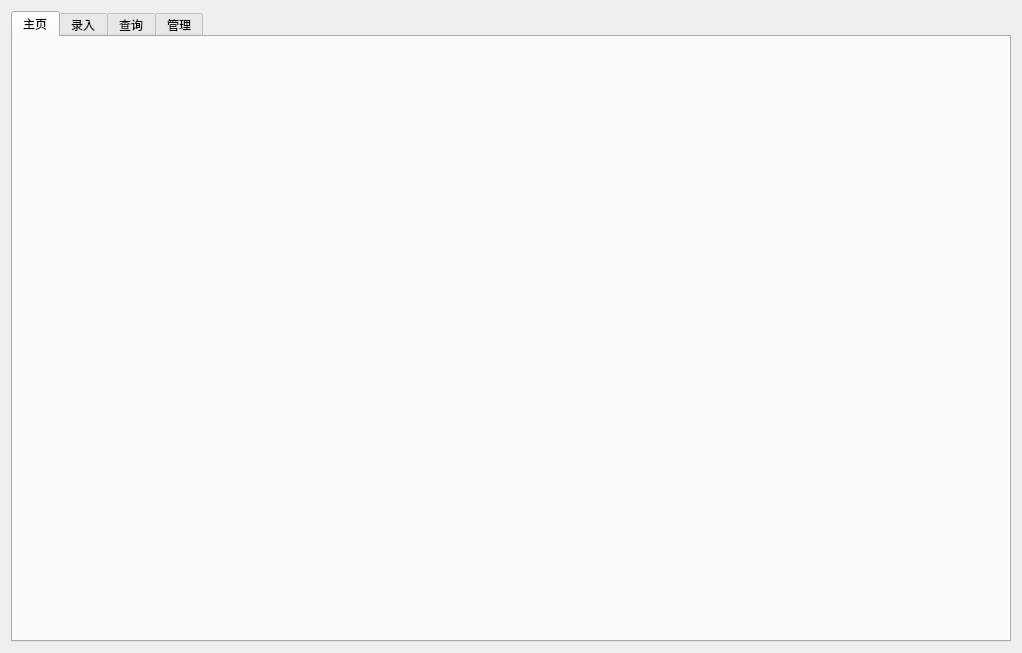
This is ArchivesLendingManagementSystem/MainWindow.ui in JingNianNian/ArchivesLendingManagementSystem as Qt 5 draws it before an edit. The edited form follows.
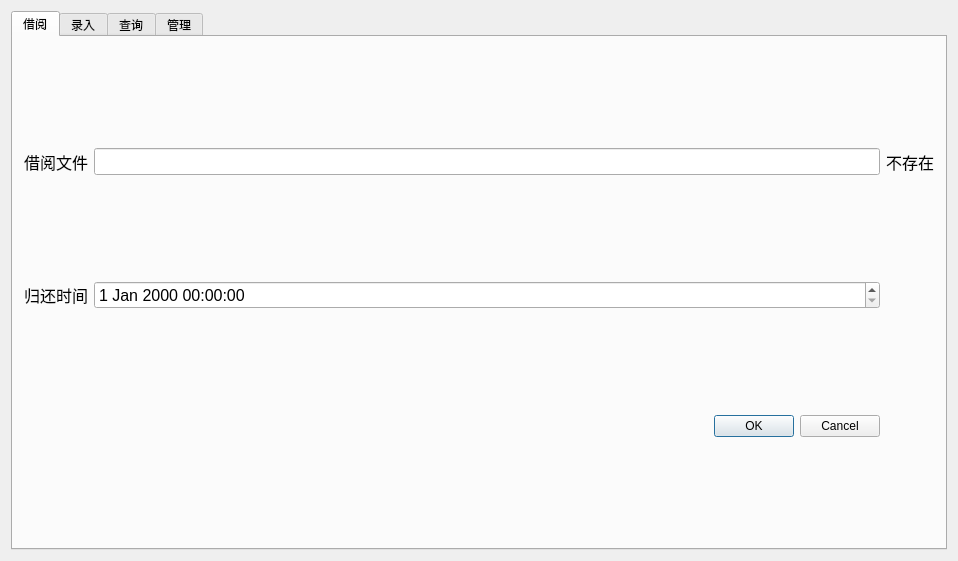
This is the edited form. The open tabs and pages were chosen to show the change.

Diff of the .ui file:
```diff
--- a/ArchivesLendingManagementSystem/MainWindow.ui
+++ b/ArchivesLendingManagementSystem/MainWindow.ui
@@ -6,14 +6,14 @@
    <rect>
     <x>0</x>
     <y>0</y>
-    <width>1022</width>
-    <height>653</height>
+    <width>958</width>
+    <height>561</height>
    </rect>
   </property>
   <property name="windowTitle">
    <string>MainWindow</string>
   </property>
-  <layout class="QGridLayout" name="gridLayout">
+  <layout class="QGridLayout" name="gridLayout_8">
    <item row="0" column="0">
     <widget class="QTabWidget" name="tabWidget">
      <property name="currentIndex">
@@ -24,8 +24,76 @@
      </property>
      <widget class="QWidget" name="mainMenu">
       <attribute name="title">
-       <string>主页</string>
+       <string>借阅</string>
       </attribute>
+      <layout class="QGridLayout" name="gridLayout_13">
+       <item row="0" column="0">
+        <widget class="QLabel" name="borrowFileLabel">
+         <property name="font">
+          <font>
+           <family>Microsoft YaHei UI</family>
+           <pointsize>12</pointsize>
+          </font>
+         </property>
+         <property name="text">
+          <string>借阅文件</string>
+         </property>
+        </widget>
+       </item>
+       <item row="0" column="1">
+        <widget class="QLineEdit" name="borrowFileTitle">
+         <property name="font">
+          <font>
+           <family>Microsoft YaHei UI</family>
+           <pointsize>12</pointsize>
+          </font>
+         </property>
+        </widget>
+       </item>
+       <item row="0" column="3">
+        <widget class="QLabel" name="outputFileExists">
+         <property name="font">
+          <font>
+           <family>Microsoft YaHei UI</family>
+           <pointsize>12</pointsize>
+          </font>
+         </property>
+         <property name="text">
+          <string>不存在</string>
+         </property>
+        </widget>
+       </item>
+       <item row="1" column="0">
+        <widget class="QLabel" name="returnTimeLabel">
+         <property name="font">
+          <font>
+           <family>Microsoft YaHei UI</family>
+           <pointsize>12</pointsize>
+          </font>
+         </property>
+         <property name="text">
+          <string>归还时间</string>
+         </property>
+        </widget>
+       </item>
+       <item row="1" column="1">
+        <widget class="QDateTimeEdit" name="returnDateTime">
+         <property name="font">
+          <font>
+           <family>Microsoft YaHei UI</family>
+           <pointsize>12</pointsize>
+          </font>
+         </property>
+        </widget>
+       </item>
+       <item row="2" column="1">
+        <widget class="QDialogButtonBox" name="borrowRecordSubmitButton">
+         <property name="standardButtons">
+          <set>QDialogButtonBox::Cancel|QDialogButtonBox::Ok</set>
+         </property>
+        </widget>
+       </item>
+      </layout>
      </widget>
      <widget class="QWidget" name="entryPage">
       <attribute name="title">
@@ -313,6 +381,70 @@
       <attribute name="title">
        <string>查询</string>
       </attribute>
+      <layout class="QGridLayout" name="gridLayout">
+       <item row="0" column="0">
+        <widget class="QTabWidget" name="queryTab">
+         <property name="tabletTracking">
+          <bool>false</bool>
+         </property>
+         <property name="tabPosition">
+          <enum>QTabWidget::West</enum>
+         </property>
+         <property name="tabShape">
+          <enum>QTabWidget::Triangular</enum>
+         </property>
+         <property name="currentIndex">
+          <number>0</number>
+         </property>
+         <property name="elideMode">
+          <enum>Qt::ElideNone</enum>
+         </property>
+         <widget class="QWidget" name="tab">
+          <attribute name="title">
+           <string>借阅记录</string>
+          </attribute>
+          <layout class="QGridLayout" name="gridLayout_9">
+           <item row="0" column="0" colspan="3">
+            <widget class="QTableView" name="queryBorrowRecordTable"/>
+           </item>
+           <item row="1" column="0">
+            <widget class="QLabel" name="label">
+             <property name="text">
+              <string>注：双击已批准记录的文件名方格来查看文件</string>
+             </property>
+            </widget>
+           </item>
+           <item row="1" column="1">
+            <widget class="QPushButton" name="returnSelectRecordButton">
+             <property name="maximumSize">
+              <size>
+               <width>160</width>
+               <height>23</height>
+              </size>
+             </property>
+             <property name="text">
+              <string>提前归还选中</string>
+             </property>
+            </widget>
+           </item>
+           <item row="1" column="2">
+            <widget class="QPushButton" name="refushBorrowRecordButton">
+             <property name="maximumSize">
+              <size>
+               <width>160</width>
+               <height>23</height>
+              </size>
+             </property>
+             <property name="text">
+              <string>刷新借阅记录</string>
+             </property>
+            </widget>
+           </item>
+          </layout>
+         </widget>
+        </widget>
+       </item>
+      </layout>
      </widget>
      <widget class="QWidget" name="controlPage">
       <attribute name="title">
```
Left out of the diff: 212 changed lines with no effect on the pictures.
